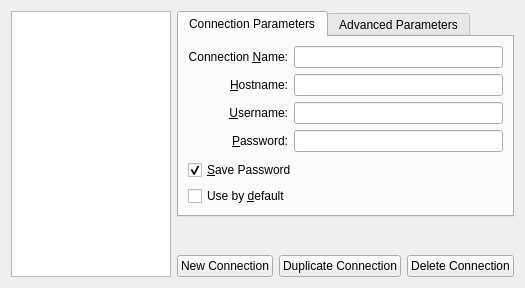
Before: the Qt Designer form client/src/ui/preferences/connectionssettingswidget.ui in networkoptix/nx_open, drawn with Qt 5.
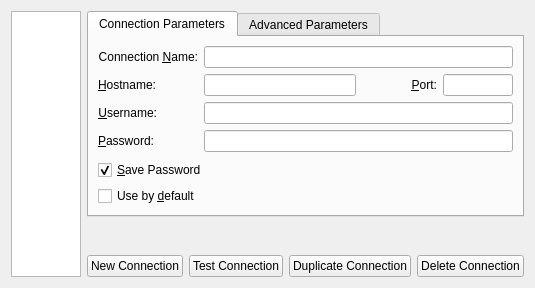
After: the same form once the commit is applied.

```diff
--- a/client/src/ui/preferences/connectionssettingswidget.ui
+++ b/client/src/ui/preferences/connectionssettingswidget.ui
@@ -62,12 +62,6 @@
         <layout class="QVBoxLayout" name="verticalLayout">
          <item>
           <layout class="QFormLayout" name="formLayout">
-           <property name="fieldGrowthPolicy">
-            <enum>QFormLayout::AllNonFixedFieldsGrow</enum>
-           </property>
-           <property name="labelAlignment">
-            <set>Qt::AlignRight|Qt::AlignTrailing|Qt::AlignVCenter</set>
-           </property>
            <item row="0" column="0">
             <widget class="QLabel" name="connectionNameLabel">
              <property name="text">
@@ -111,11 +105,51 @@
             </widget>
            </item>
            <item row="1" column="1">
-            <widget class="QLineEdit" name="hostnameLineEdit">
-             <property name="maxLength">
-              <number>500</number>
-             </property>
-            </widget>
+            <layout class="QHBoxLayout" name="horizontalLayout_4">
+             <item>
+              <widget class="QLineEdit" name="hostnameLineEdit">
+               <property name="maxLength">
+                <number>500</number>
+               </property>
+              </widget>
+             </item>
+             <item>
+              <layout class="QHBoxLayout" name="horizontalLayout_2">
+               <item>
+                <widget class="QLabel" name="portLabel">
+                 <property name="text">
+                  <string>&amp;Port:</string>
+                 </property>
+                 <property name="textFormat">
+                  <enum>Qt::AutoText</enum>
+                 </property>
+                 <property name="alignment">
+                  <set>Qt::AlignRight|Qt::AlignTrailing|Qt::AlignVCenter</set>
+                 </property>
+                 <property name="openExternalLinks">
+                  <bool>false</bool>
+                 </property>
+                 <property name="buddy">
+                  <cstring>hostnameLineEdit</cstring>
+                 </property>
+                </widget>
+               </item>
+               <item>
+                <widget class="QLineEdit" name="portLineEdit">
+                 <property name="maximumSize">
+                  <size>
+                   <width>70</width>
+                   <height>16777215</height>
+                  </size>
+                 </property>
+                 <property name="maxLength">
+                  <number>500</number>
+                 </property>
+                </widget>
+               </item>
+              </layout>
+             </item>
+            </layout>
            </item>
            <item row="2" column="0">
             <widget class="QLabel" name="usernameLabel">
@@ -226,6 +260,13 @@
          </property>
         </widget>
        </item>
+       <item>
+        <widget class="QPushButton" name="testConnectionButton">
+         <property name="text">
+          <string>Test Connection</string>
+         </property>
+        </widget>
+       </item>
        <item>
         <widget class="QPushButton" name="duplicateConnectionButton">
          <property name="text">
```
